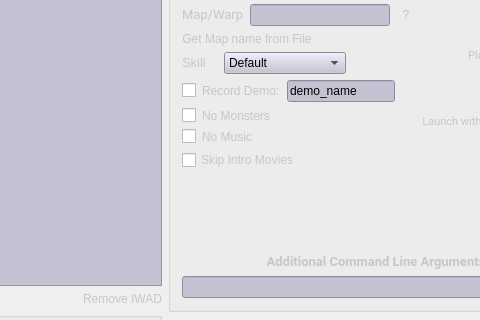
Qt form rocketlauncher2.ui (Doommarine23/RocketLauncher2) before a commit; both pictures show x 254 to 734 and y 84 to 404 of the 860 by 765 pixel window.
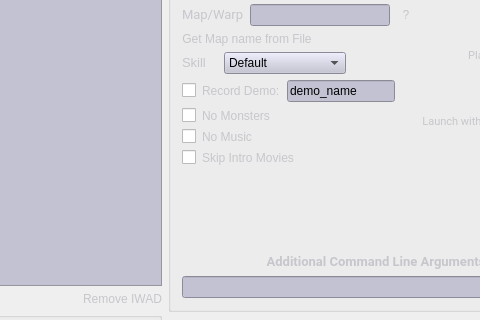
The same form after that commit. Icons and pictures are not drawn. Custom widgets are drawn as their Qt base class.

Commit message:
UI Update - Disabled "No Intro" in specific games
Disabled in Doom Engines and Doom64EX because it is not used

```diff
--- a/rocketlauncher2.ui
+++ b/rocketlauncher2.ui
@@ -991,7 +991,14 @@
              <item row="7" column="0">
               <widget class="QCheckBox" name="check_nointro">
                <property name="styleSheet">
-                <string notr="true">color:#c6c6cc;</string>
+                <string notr="true">QCheckBox{
+color:#c6c6cc;
+}
+
+QCheckBox::indicator:disabled
+{
+background-color:#7b7b7c;
+}</string>
                </property>
                <property name="text">
                 <string>Skip Intro Movies</string>
```
The commit also changes 1 other file.
